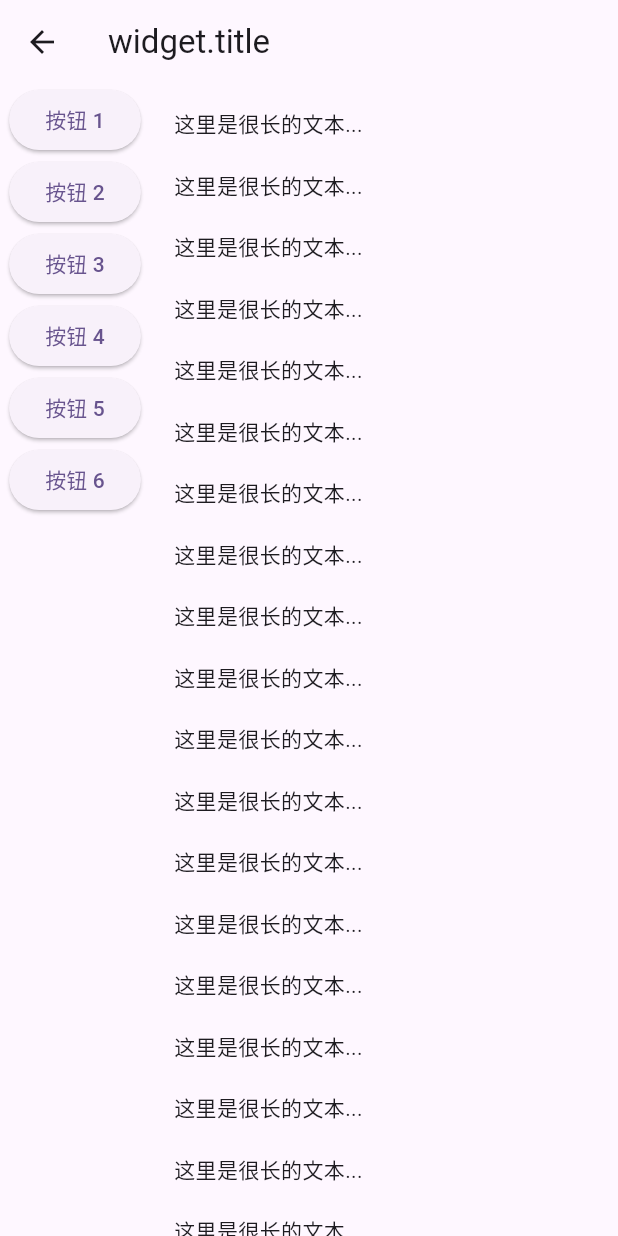
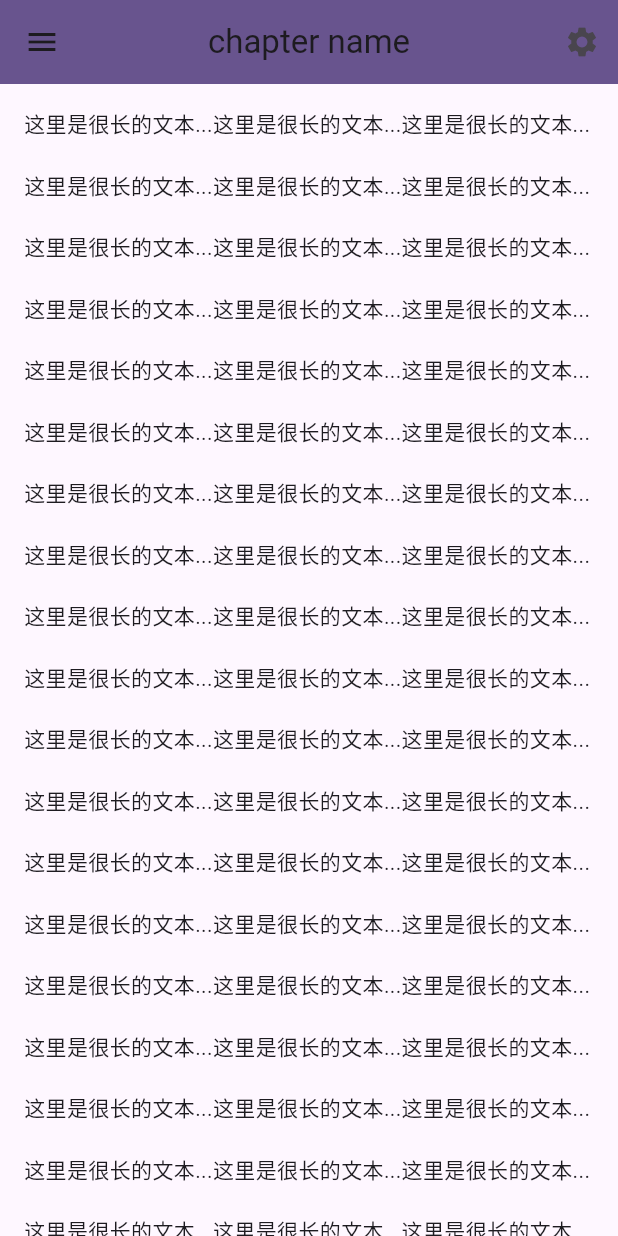
Before and after one commit to shAdow-XJY/novel_read, a Flutter app: the PCReadPage screen opened directly, on a phone screen of 412 x 824 dp. Run offline on Flutter 3.47's test engine with Material 2 defaults, Android fonts, the light colour scheme and no system bars; Roboto replaces fonts that are missing (NotoSerifSC); statements that could not run were skipped.

Commit message:
sleep ba ni

```diff
--- a/lib/main.dart
+++ b/lib/main.dart
@@ -15,11 +15,11 @@
   Widget build(BuildContext context) {
     return MaterialApp(
       title: 'shadow novel',
+      debugShowCheckedModeBanner: false,
       theme: ThemeData(
         colorScheme: ColorScheme.fromSeed(seedColor: Colors.deepPurple),
         useMaterial3: true,
       ),
-      // home: const PCHomePage(),
       initialRoute: '/',
       onGenerateRoute: pcGenerateRoute,
     );
--- a/lib/pc/pc_home.dart
+++ b/lib/pc/pc_home.dart
@@ -10,9 +10,8 @@
   @override
   Widget build(BuildContext context) {
     return Scaffold(
-      appBar: AppBar(title: Text("widget.title")),
       body: GridView.builder(
-        gridDelegate: SliverGridDelegateWithFixedCrossAxisCount(
+        gridDelegate: const SliverGridDelegateWithFixedCrossAxisCount(
           crossAxisCount: 5, // 一行显示两个卡片
           crossAxisSpacing: 10,
           mainAxisSpacing: 10,
@@ -33,8 +32,8 @@
               child: Container(
                 decoration: BoxDecoration(
                   borderRadius: BorderRadius.circular(10),
-                  image: DecorationImage(
-                    image: NetworkImage('https://example.com/image_$index.jpg'), // 替换为您的图片URL
+                  image: const DecorationImage(
+                    image: AssetImage("assets/images/book_default.png"),
                     fit: BoxFit.cover,
                   ),
                 ),
--- a/lib/pc/pc_read_page.dart
+++ b/lib/pc/pc_read_page.dart
@@ -7,6 +7,9 @@
 }
 
 class _PCReadPageState extends State<PCReadPage> {
+  /// 页面切换初始化
+  final scaffoldKey = GlobalKey<ScaffoldState>();
+
   String _selectedFont = 'NotoSerifSC';
   int currentButtonIndex = -1;
   bool showSettingArea = false;
@@ -15,14 +18,75 @@
   Widget build(BuildContext context) {
     final size = MediaQuery.of(context).size;
     return Scaffold(
-      appBar: AppBar(title: Text("widget.title")),
+      key: scaffoldKey,
+      appBar: AppBar(
+        title: const Text("chapter name"),
+        centerTitle: true,
+        backgroundColor: Theme.of(context).primaryColor,
+        automaticallyImplyLeading: false,
+        leading: IconButton(
+          icon: const Icon(Icons.menu),
+          onPressed: () {
+            // 打开左侧 Drawer
+            scaffoldKey.currentState?.openDrawer();
+          },
+        ),
+        actions: <Widget>[
+          IconButton(
+            icon: const Icon(Icons.settings),
+            onPressed: () {
+              // 打开右侧 Drawer
+              scaffoldKey.currentState?.openEndDrawer();
+            },
+          ),
+        ],
+      ),
+      drawer: Drawer(
+        child: ListView(
+          children: <Widget>[
+            DrawerHeader(
+              child: Text('左侧 Drawer 头部'),
+              decoration: BoxDecoration(
+                color: Colors.blue,
+              ),
+            ),
+            ListTile(
+              title: Text('项目 1'),
+              onTap: () {
+                // 更新状态或执行其他操作
+                Navigator.pop(context);
+              },
+            ),
+            // 其他 ListTile...
+          ],
+        ),
+      ),
+      endDrawer: Drawer(
+        child: ListView(
+          children: <Widget>[
+            DrawerHeader(
+              child: Text('右侧 Drawer 头部'),
+              decoration: BoxDecoration(
+                color: Colors.green,
+              ),
+            ),
+            ListTile(
+              title: Text('项目 A'),
+              onTap: () {
+                // 更新状态或执行其他操作
+                Navigator.pop(context);
+              },
+            ),
+            // 其他 ListTile...
+          ],
+        ),
+      ),
       body: Stack(
         children: <Widget>[
-          // 右侧滚动区域
           Positioned(
             top: 0,
             bottom: 0,
-            left: 100,  // 等于左侧按钮区域宽度
+            left: 0,
             right: 0,
             child: SingleChildScrollView(
               child: Container(
@@ -31,7 +95,7 @@
                   crossAxisAlignment: CrossAxisAlignment.start,
                   children: [
                     Text(
-                      '这里是很长的文本...\n\n' * 100,  // 示例文本
+                      '这里是很长的文本...这里是很长的文本...这里是很长的文本...\n\n' * 100,  // 示例文本
                       style: TextStyle(fontFamily: _selectedFont),
                     ),
                     Container(
@@ -43,68 +107,6 @@
               ),
             ),
           ),
-          // 左侧按钮区域
-          Positioned(
-            top: 0,
-            bottom: 0,
-            left: 0,
-            child: SizedBox(
-              width: 100,  // 按钮区域宽度
-              child: Column(
-                children: List<Widget>.generate(6, (index) => ElevatedButton(
-                    onPressed: () {
-                      debugPrint("click按钮 ${index + 1}");
-                      if (currentButtonIndex != index) {
-                        setState(() {
-                          currentButtonIndex = index;
-                          showSettingArea = true;
-                        });
-                      } else {
-                        setState(() {
-                          showSettingArea = !showSettingArea;
-                        });
-                      }
-                    },
-                    child: Text('按钮 ${index + 1}')
-                )),
-              ),
-            ),
-          ),
-          Positioned(
-            top: 0,
-            left: 100,
-            child: Visibility(
-              visible: showSettingArea,
-              maintainSize: true,
-              maintainAnimation: true,
-              maintainState: true,
-              child: AnimatedOpacity(
-                opacity: showSettingArea ? 1.0 : 0.0,
-                duration: Duration(seconds: 1),
-                child: Container(
-                  width: size.width * 0.66,
-                  height: size.height * 0.66,
-                  color: Colors.red,
-                  padding: const EdgeInsets.all(16),
-                  child: SingleChildScrollView(
-                    child: Column(
-                      crossAxisAlignment: CrossAxisAlignment.start,
-                      children: [
-                        Text(
-                          '这里是很长的文本...\n\n' * 100,  // 示例文本
-                          style: TextStyle(fontFamily: _selectedFont),
-                        ),
-                        Container(
-                          padding: const EdgeInsets.all(16),
-                          child: Text('这里是底部的内容。'),
-                        ),
-                      ],
-                    ),
-                  ),
-                ),
-              ),
-            ),
-          ),
         ],
       ),
     );
--- a/pubspec.yaml
+++ b/pubspec.yaml
@@ -56,9 +56,8 @@
   uses-material-design: true
 
   # To add assets to your application, add an assets section, like this:
-  # assets:
-  #   - images/a_dot_burr.jpeg
-  #   - images/a_dot_ham.jpeg
+  assets:
+    - assets/images/
 
   fonts:
     - family: NotoSerifSC
```
Also changed, not shown: assets/images/book_default.png (added).
